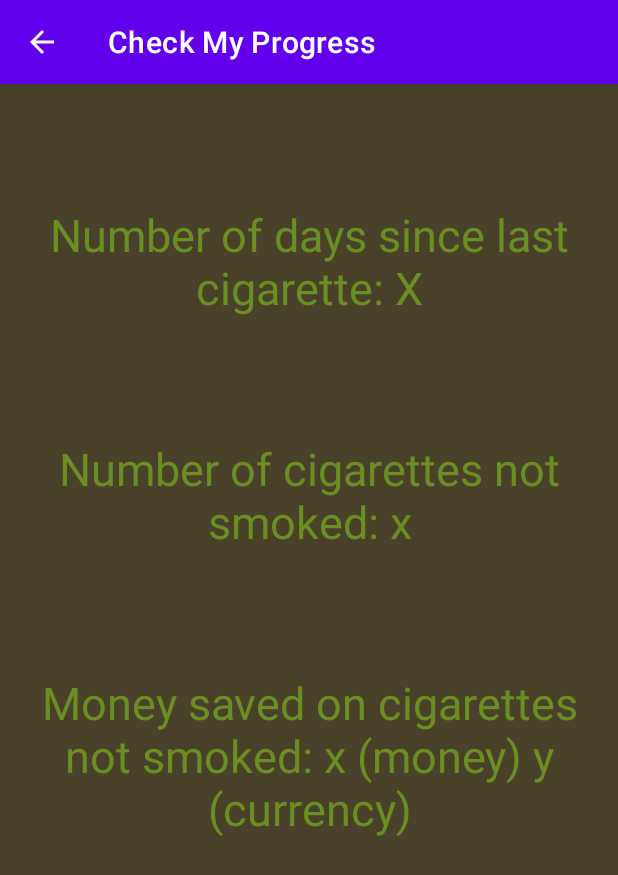
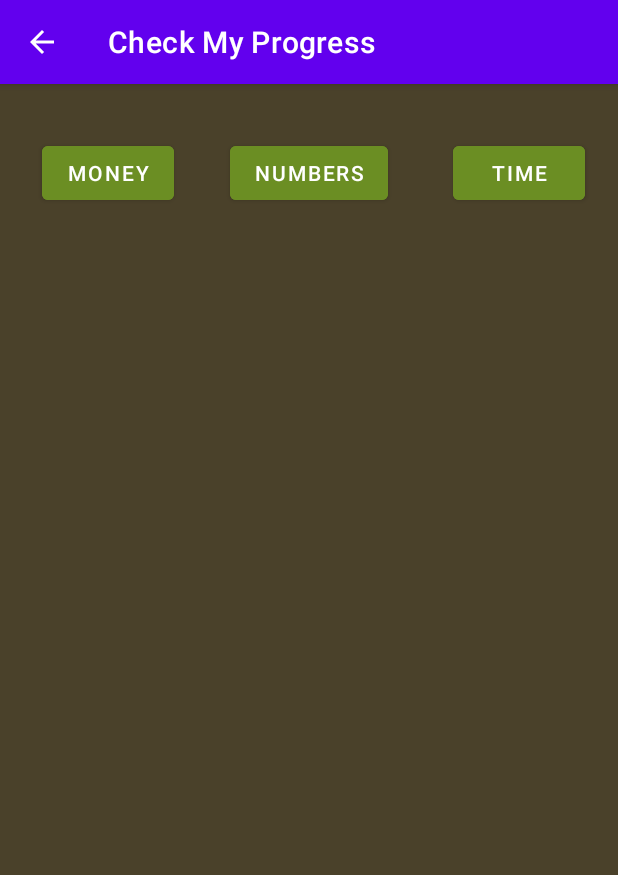
Before and after one commit to BenPare/Nicotine-Knock-App, an Android app: the AnalyticsActivity screen opened directly, with no data from a screen before it, on a phone screen of 412 x 824 dp. Shown: the top 875 px of the screen. Run offline under Robolectric (Android 15) with nearby library versions, the phone set to English and light mode, and no system bars.

Commit message:
added dynamic fragments to the anylitics page

```diff
--- a/app/src/main/java/fsu/csc3560/bp/nicotineknock/AnalyticsActivity.java
+++ b/app/src/main/java/fsu/csc3560/bp/nicotineknock/AnalyticsActivity.java
@@ -1,8 +1,12 @@
 package fsu.csc3560.bp.nicotineknock;
 
 import androidx.appcompat.app.AppCompatActivity;
+import androidx.fragment.app.FragmentManager;
+import androidx.fragment.app.FragmentTransaction;
 
 import android.os.Bundle;
+import android.view.View;
+import android.widget.Button;
 
 public class AnalyticsActivity extends AppCompatActivity {
 
@@ -10,5 +14,57 @@ public class AnalyticsActivity extends AppCompatActivity {
     protected void onCreate(Bundle savedInstanceState) {
         super.onCreate(savedInstanceState);
         setContentView(R.layout.activity_analytics);
+
+        Button moneyBtn = findViewById(R.id.moneyButton);
+        moneyBtn.setOnClickListener(new View.OnClickListener() {
+            @Override
+            public void onClick(View v) {
+                // Create an instance of your Fragment
+                MoneyFragment computer = new MoneyFragment();
+                // Create an instance of FragmentManager
+                FragmentManager frag = getSupportFragmentManager();
+                // Begin the transaction
+                FragmentTransaction ft = frag.beginTransaction();
+                // add new fragment in the container, can use replace
+                ft.replace(R.id.fragment_placeholder,computer);
+                // commit the transaction
+                ft.commit();
+            }
+        });
+
+        Button numberBtn = findViewById(R.id.numberButton);
+        numberBtn.setOnClickListener(new View.OnClickListener() {
+            @Override
+            public void onClick(View v) {
+                // Create an instance of your Fragment
+                NumericFragment numbers = new NumericFragment();
+                // Create an instance of FragmentManager
+                FragmentManager frag = getSupportFragmentManager();
+                // Begin the transaction
+                FragmentTransaction ft = frag.beginTransaction();
+                // add new fragment in the container, can use replace
+                ft.replace(R.id.fragment_placeholder,numbers);
+                // commit the transaction
+                ft.commit();
+            }
+        });
+
+        Button timeBtn = findViewById(R.id.timeButton);
+        timeBtn.setOnClickListener(new View.OnClickListener() {
+            @Override
+            public void onClick(View v) {
+                // Create an instance of your Fragment
+                TimeFragment numbers = new TimeFragment();
+                // Create an instance of FragmentManager
+                FragmentManager frag = getSupportFragmentManager();
+                // Begin the transaction
+                FragmentTransaction ft = frag.beginTransaction();
+                // add new fragment in the container, can use replace
+                ft.replace(R.id.fragment_placeholder,numbers);
+                // commit the transaction
+                ft.commit();
+            }
+        });
+
     }
 }
--- a/app/src/main/res/layout/activity_analytics.xml
+++ b/app/src/main/res/layout/activity_analytics.xml
@@ -7,48 +7,52 @@
     android:background="#4a412a "
     tools:context=".AnalyticsActivity">
 
-    <TextView
-        android:id="@+id/textView2"
+    <!--displays the number of full days since the user last interacted with the button indicating they smoked a cigarette-->
+
+    <!--displays the count that gets incremented when the user decides not to smoke-->
+
+
+    <FrameLayout
+        android:id="@+id/fragment_placeholder"
+        android:layout_width="0dp"
+        android:layout_height="0dp"
+        android:background="#4a412a"
+        app:layout_constraintBottom_toBottomOf="parent"
+        app:layout_constraintEnd_toEndOf="parent"
+        app:layout_constraintStart_toStartOf="parent"
+        app:layout_constraintTop_toTopOf="parent"></FrameLayout>
+
+    <Button
+        android:id="@+id/moneyButton"
         android:layout_width="wrap_content"
         android:layout_height="wrap_content"
-        android:layout_marginTop="80dp"
-        android:text="Number of days since last cigarette: X"
-        android:textAlignment="center"
-        android:textColor="#6b8e23"
-        android:textSize="30sp"
+        android:layout_marginTop="35dp"
+        android:layout_marginEnd="296dp"
+        android:backgroundTint="#6b8e23"
+        android:text="Money"
         app:layout_constraintEnd_toEndOf="parent"
-        app:layout_constraintHorizontal_bias="0.0"
+        app:layout_constraintTop_toTopOf="parent" />
+
+    <Button
+        android:id="@+id/numberButton"
+        android:layout_width="wrap_content"
+        android:layout_height="wrap_content"
+        android:layout_marginTop="35dp"
+        android:backgroundTint="#6b8e23"
+        android:text="Numbers"
+        app:layout_constraintEnd_toEndOf="parent"
         app:layout_constraintStart_toStartOf="parent"
         app:layout_constraintTop_toTopOf="parent" />
-    <!--displays the number of full days since the user last interacted with the button indicating they smoked a cigarette-->
 
-    <TextView
-        android:id="@+id/textView4"
+    <Button
+        android:id="@+id/timeButton"
         android:layout_width="wrap_content"
         android:layout_height="wrap_content"
-        android:layout_marginTop="80dp"
-        android:text="Number of cigarettes not smoked: x"
-        android:textAlignment="center"
-        android:textColor="#6b8e23"
-        android:textSize="30sp"
+        android:layout_marginTop="35dp"
+        android:layout_marginEnd="22dp"
+        android:backgroundTint="#6b8e23"
+        android:text="Time"
         app:layout_constraintEnd_toEndOf="parent"
-        app:layout_constraintHorizontal_bias="1.0"
-        app:layout_constraintStart_toStartOf="parent"
-        app:layout_constraintTop_toBottomOf="@+id/textView2" />
-    <!--displays the count that gets incremented when the user decides not to smoke-->
+        app:layout_constraintTop_toTopOf="parent" />
 
-    <TextView
-        android:id="@+id/textView5"
-        android:layout_width="wrap_content"
-        android:layout_height="wrap_content"
-        android:layout_marginTop="80dp"
-        android:text="Money saved on cigarettes not smoked: x (money) y (currency)"
-        android:textAlignment="center"
-        android:textColor="#6b8e23"
-        android:textSize="30sp"
-        app:layout_constraintEnd_toEndOf="parent"
-        app:layout_constraintHorizontal_bias="1.0"
-        app:layout_constraintStart_toStartOf="parent"
-        app:layout_constraintTop_toBottomOf="@+id/textView4" />
-    <!--multiplies the count by the cost per cigarette which is obtained from which brand the user picks in options-->
 </androidx.constraintlayout.widget.ConstraintLayout>
--- a/app/src/main/res/layout/activity_main.xml
+++ b/app/src/main/res/layout/activity_main.xml
@@ -5,7 +5,7 @@
     xmlns:tools="http://schemas.android.com/tools"
     android:layout_width="match_parent"
     android:layout_height="match_parent"
-    android:background="#4a412a "
+    android:background="#4a412a"
     tools:context=".MainActivity">
 
     <TextView
--- a/app/src/main/res/values/strings.xml
+++ b/app/src/main/res/values/strings.xml
@@ -1,8 +1,7 @@
 <resources>
     <string name="app_name">Nicotine Knock</string>
 
-    <!--these quotes should be about addiction or overcoming obstacles changing the number of elements in this array
-    requires interaction with the static integers in inspirationalQuotes.java-->
+    <!--these quotes should be about addiction or overcoming obstacles-->
 
     <string-array
         name="inspirational_quotes">
```
Also changed, not shown: app/src/main/java/fsu/csc3560/bp/nicotineknock/MoneyFragment.java (added, +15 -0 lines), app/src/main/java/fsu/csc3560/bp/nicotineknock/NumericFragment.java (added, +15 -0 lines), app/src/main/java/fsu/csc3560/bp/nicotineknock/TimeFragment.java (added, +15 -0 lines), app/src/main/java/fsu/csc3560/bp/nicotineknock/inspirationalQuote.java (+9 -8 lines), app/src/main/res/layout/moneyfragment.xml (added, +36 -0 lines), app/src/main/res/layout/numericfragment.xml (added, +23 -0 lines), app/src/main/res/layout/timefragment.xml (added, +23 -0 lines).
